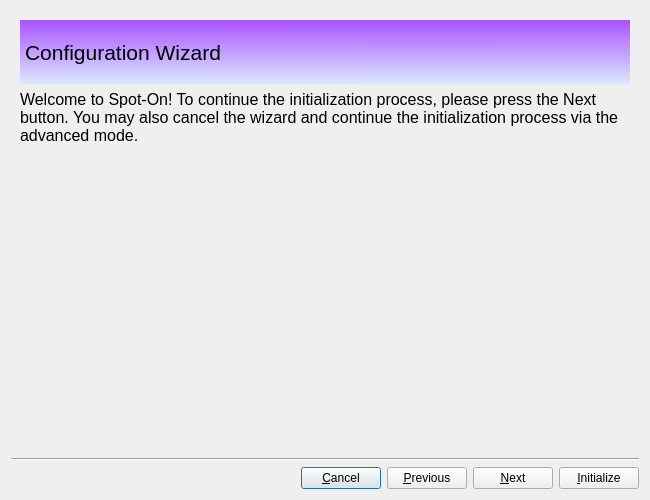
Above: branches/trunk/UI/spot-on-wizard.ui from textbrowser/spot-on before the change. Below: the same form after it.
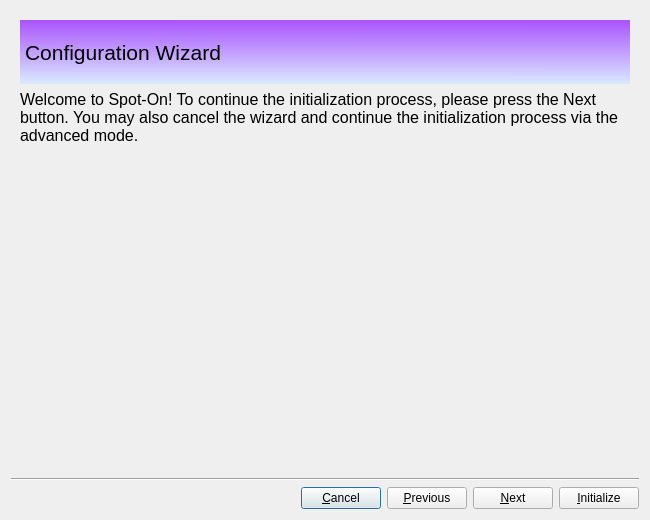
That is the form after the change. Icons and pictures are not drawn.

Commit message: Some other wizards.

```diff
--- a/branches/trunk/UI/spot-on-wizard.ui
+++ b/branches/trunk/UI/spot-on-wizard.ui
@@ -7,7 +7,7 @@
     <x>0</x>
     <y>0</y>
     <width>650</width>
-    <height>500</height>
+    <height>520</height>
    </rect>
   </property>
   <property name="windowTitle">
```
The commit also changes 1 other file.
